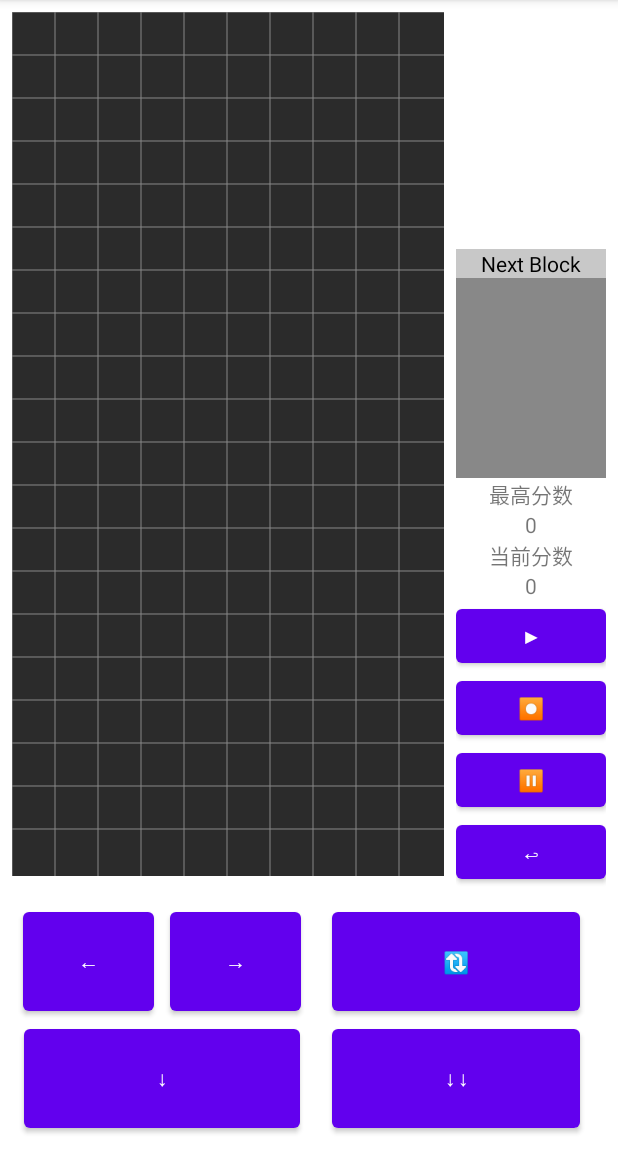
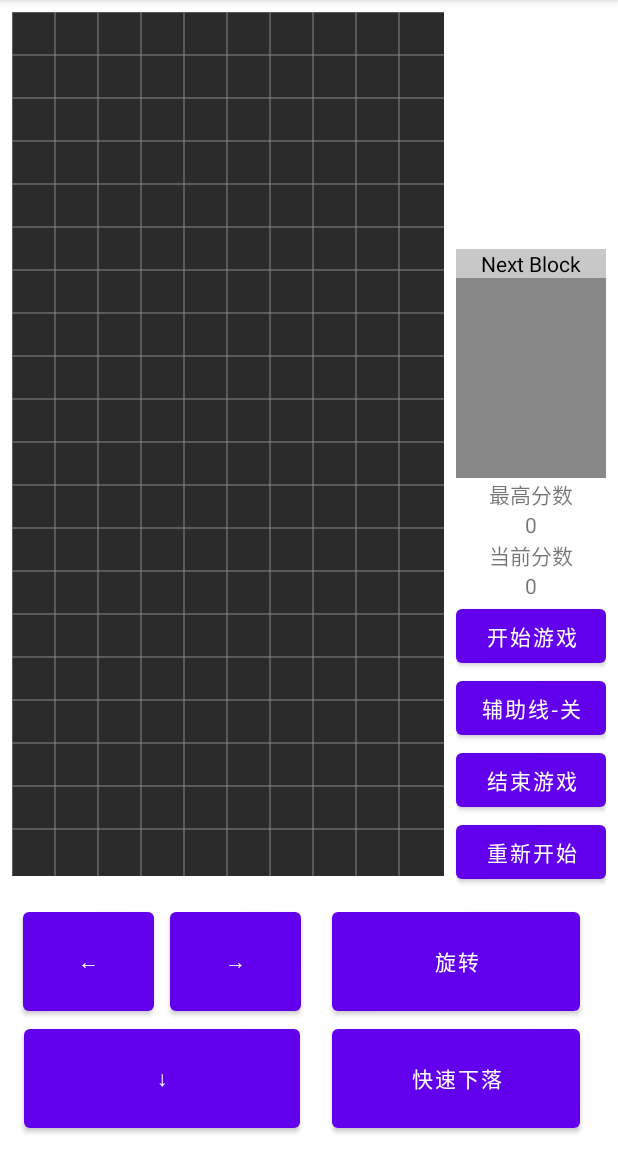
Before and after one commit to As957LoveYourSelf/Tetris, an Android app: the screen it shows after launch (MainActivity), on a phone screen of 412 x 824 dp, the part 84-1236 px from its top. Run offline under Robolectric (Android 15) with nearby library versions, the phone set to English and light mode, and no system bars.

Commit message:
完善了右侧选项栏视图布局与逻辑，添加了辅助线开关功能

```diff
--- a/app/src/main/java/com/example/tetris/models/ScoresModel.java
+++ b/app/src/main/java/com/example/tetris/models/ScoresModel.java
@@ -36,4 +36,8 @@ public class ScoresModel {
     public int getMaxScores() {
         return maxScores;
     }
+
+    public void setSinceScores(int sinceScores) {
+        this.sinceScores = sinceScores;
+    }
 }
--- a/app/src/main/res/layout/activity_main.xml
+++ b/app/src/main/res/layout/activity_main.xml
@@ -84,17 +84,19 @@
                 />
 
             <Button
+                android:id="@+id/openGuideLine"
+                android:layout_width="match_parent"
+                android:layout_height="wrap_content"
+                android:text="@string/guideLine"
+                />
+
+            <Button
                 android:id="@+id/end"
                 android:layout_width="match_parent"
                 android:layout_height="wrap_content"
                 android:text="@string/end"
                 />
 
-            <Button
-                android:id="@+id/stop"
-                android:layout_width="match_parent"
-                android:layout_height="wrap_content"
-                android:text="@string/pause"/>
 
             <Button
                 android:id="@+id/restart"
--- a/app/src/main/res/values/strings.xml
+++ b/app/src/main/res/values/strings.xml
@@ -2,14 +2,15 @@
     <string name="app_name">Tetris</string>
     <string name="left">←</string>
     <string name="right">→</string>
-    <string name="down">↓↓</string>
+    <string name="down">快速下落</string>
     <string name="slowdown">↓</string>
-    <string name="change">🔃</string>
-    <string name="start">▶</string>
-    <string name="end">⏺</string>
-    <string name="restart">↩</string>
-    <string name="pause">⏸</string>
+    <string name="change">旋转</string>
+    <string name="start">开始游戏</string>
+    <string name="end">结束游戏</string>
+    <string name="restart">重新开始</string>
+    <string name="pause">暂停</string>
     <string name="next_block">Next Block</string>
     <string name="maxScores">最高分数</string>
     <string name="sinceScores">当前分数</string>
+    <string name="guideLine">辅助线-关</string>
 </resources>
```
Also changed, not shown: app/src/main/java/com/example/tetris/controlle/GameController.java (+121 -15 lines).
